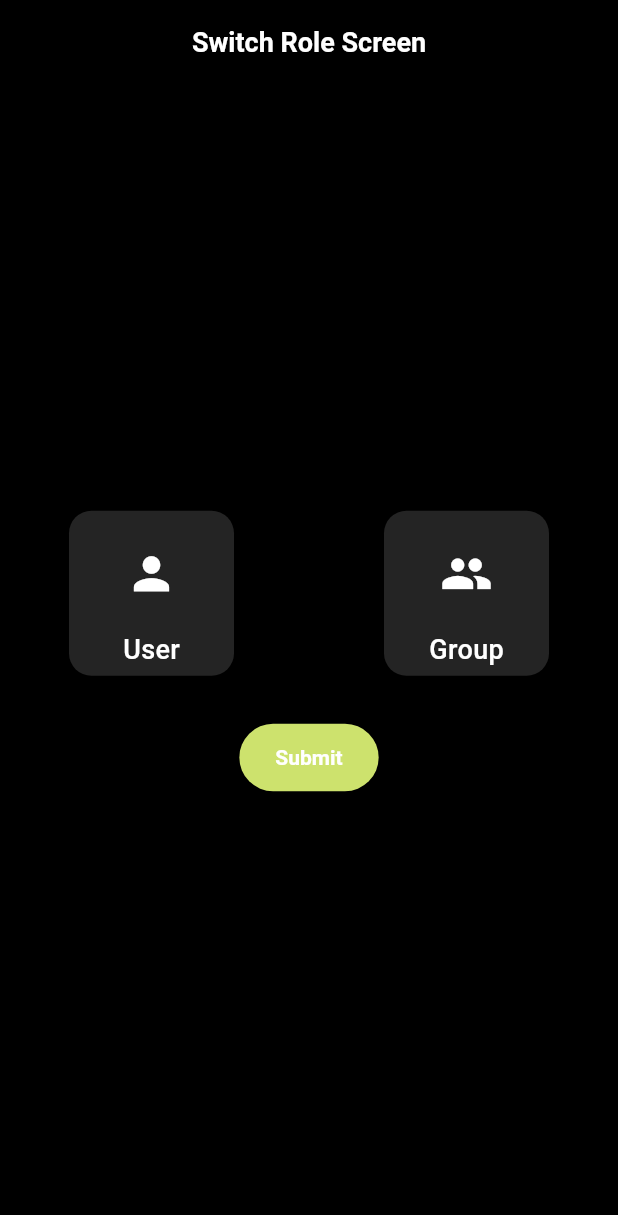
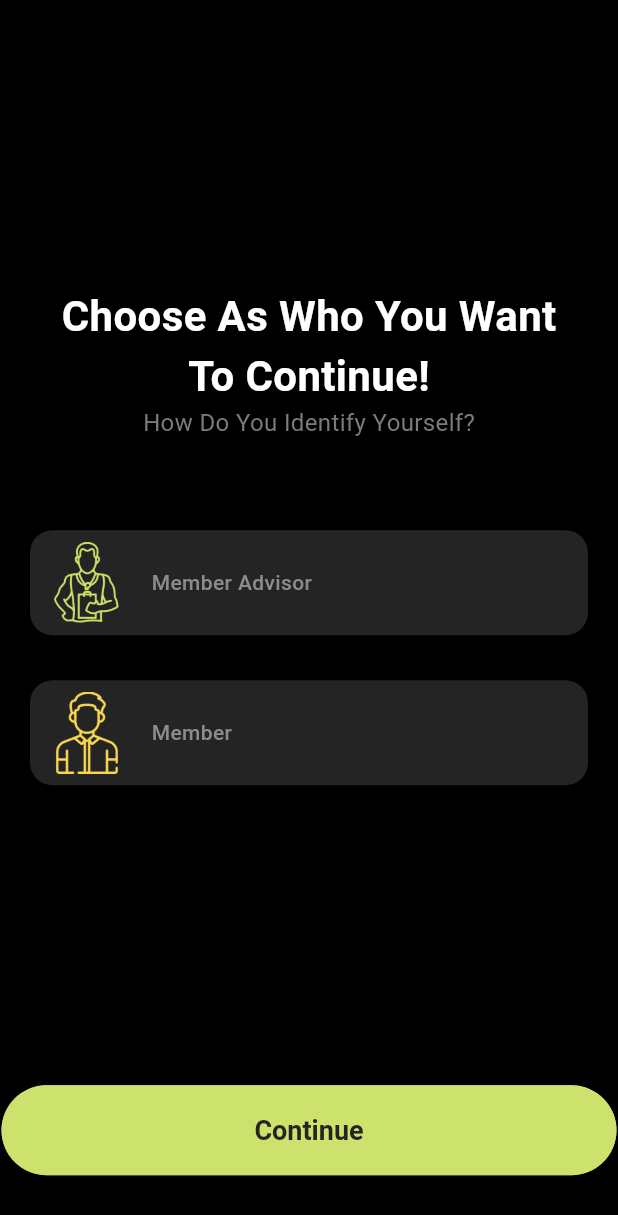
Before and after one commit to rav3zster/totalhealthy-ai, a Flutter app: the SwitchRoleScreen screen opened by its route, on a phone screen of 412 x 824 dp. Shown: the top 1215 px of the screen. Run offline on Flutter 3.47's test engine with Material 3 defaults, Android fonts, the phone set to English and light mode, and no system bars; our stand-ins replace dio, easy_date_timeline, get, get_storage; accounts and stored records are empty; network calls fail.

Commit message:
switch role

```diff
--- a/lib/app/widgets/switch_role_screen.dart
+++ b/lib/app/widgets/switch_role_screen.dart
@@ -17,20 +17,41 @@ class _SwitchRoleScreenState extends State<SwitchRoleScreen> {
   bool isMaleSelected = false; // Track Male selection
   bool isFemaleSelected = false;
   String slectedValue = "";
+
   @override
   Widget build(BuildContext context) {
     return Scaffold(
-      appBar: AppBar(
-        centerTitle: true,
-        automaticallyImplyLeading: false,
-        title: Text("Switch Role Screen"),
-      ),
       body: Column(
         mainAxisAlignment: MainAxisAlignment.center,
         children: [
-          Row(
-            mainAxisAlignment: MainAxisAlignment.center,
-            children: [
+          SizedBox(
+            height: 150,
+          ),
+          Text(
+            "Choose As Who You Want",
+            style: TextStyle(
+                fontSize: 28,
+                fontWeight: FontWeight.bold,
+                color: Color(0XFFFFFFFF)),
+          ),
+          Text(
+            "To Continue!",
+            style: TextStyle(
+              fontSize: 28,
+              fontWeight: FontWeight.bold,
+              color: Color(0XFFFFFFFF),
+            ),
+          ),
+          Text(
+            "How Do You Identify Yourself?",
+            style: TextStyle(
+              color: Color(0XFF7B7B7A),
+              fontSize: 16
+            ),
+          ),
+          SizedBox(
+            height: 60,
+          ),
           GestureDetector(
             onTap: () {
               setState(() {
@@ -40,7 +61,7 @@ class _SwitchRoleScreenState extends State<SwitchRoleScreen> {
               });
             },
             child: Container(
-                  margin: const EdgeInsets.only(left: 0),
+              margin: const EdgeInsets.symmetric(horizontal: 20),
               decoration: BoxDecoration(
                 color: const Color.fromARGB(255, 36, 36, 36),
                 borderRadius: BorderRadius.circular(15),
@@ -51,20 +72,26 @@ class _SwitchRoleScreenState extends State<SwitchRoleScreen> {
                   width: 3,
                 ),
               ),
-                  width: 110,
-                  height: 110,
-                  child: const Column(
-                    mainAxisAlignment: MainAxisAlignment.center,
+              height: 70,
+              child: Row(
+                mainAxisAlignment: MainAxisAlignment.start,
                 children: [
-                      SizedBox(height: 20),
-                      Icon(Icons.person, size: 35),
-                      SizedBox(height: 20),
+                  SizedBox(
+                    width: 10,
+                  ),
+                  Image.asset(
+                    "assets/advisor.png",
+                    fit: BoxFit.cover,
+                    height: 55,
+                    width: 50,
+                  ),
+                  SizedBox(width: 18),
                   Text(
-                        "User",
+                    "Member Advisor",
                     style: TextStyle(
-                          color: Colors.white,
+                      color: Color(0XFF8C8C8C),
                       fontWeight: FontWeight.w500,
-                          fontSize: 18,
+                      fontSize: 14,
                     ),
                   ),
                 ],
@@ -72,7 +99,7 @@ class _SwitchRoleScreenState extends State<SwitchRoleScreen> {
             ),
           ),
           SizedBox(
-                width: 100,
+            height: 30,
           ),
           GestureDetector(
             onTap: () {
@@ -83,7 +110,7 @@ class _SwitchRoleScreenState extends State<SwitchRoleScreen> {
               });
             },
             child: Container(
-                  margin: const EdgeInsets.only(right: 0),
+              margin: const EdgeInsets.symmetric(horizontal: 20),
               decoration: BoxDecoration(
                 color: const Color.fromARGB(255, 36, 36, 36),
                 borderRadius: BorderRadius.circular(15),
@@ -94,39 +121,57 @@ class _SwitchRoleScreenState extends State<SwitchRoleScreen> {
                   width: 3,
                 ),
               ),
-                  width: 110,
-                  height: 110,
-                  child: const Column(
-                    mainAxisAlignment: MainAxisAlignment.center,
+              height: 70,
+              child: Row(
+                mainAxisAlignment: MainAxisAlignment.start,
                 children: [
-                      SizedBox(height: 20),
-                      Icon(Icons.group, size: 35),
-                      SizedBox(height: 20),
+                  SizedBox(
+                    width: 10,
+                  ),
+                  Image.asset(
+                    "assets/member.png",
+                    fit: BoxFit.cover,
+                    height: 55,
+                    width: 50,
+                  ),
+                  SizedBox(width: 18),
                   Text(
-                        "Group",
+                    "Member",
                     style: TextStyle(
-                          color: Colors.white,
+                      color: Color(0XFF8C8C8C),
                       fontWeight: FontWeight.w500,
-                          fontSize: 18,
+                      fontSize: 14,
                     ),
                   ),
                 ],
               ),
             ),
           ),
-            ],
+          SizedBox(
+            height: 200,
           ),
           SizedBox(
-            height: 20,
+            width: 410,
+            height: 60,
+            child: Container(
+              decoration: BoxDecoration(
+                color: Color(0XFFCDE26D),
+                borderRadius: BorderRadius.circular(30)
               ),
-          CustomButton(
+              child: ElevatedButton(
                 onPressed: () {
                   slectedValue == "" ? null : Get.offAllNamed(slectedValue);
                 },
-            child: Text("Submit"),
-            size: ButtonSize.medium,
-            type: ButtonType.elevated,
+                child: const Text(
+                  "Continue",
+                  style: TextStyle(
+                      color: Color(0XFF242522),
+                      fontSize: 18,
+                      fontWeight: FontWeight.bold),
                 ),
+              ),
+            ),
+          )
         ],
       ),
     );
```
Also changed, not shown: lib/app/modules/login/views/login_view.dart (+33 -4 lines), lib/app/widgets/phone_nav_bar.dart (+99 -88 lines), assets/advisor.png (added), assets/member.png (added). Lines whose indentation alone changed are shown as unchanged.
